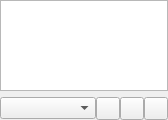
Above: online/onlineservicespage.ui from CDrummond/cantata before the change. Below: the same form after it.
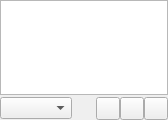
That is the form after the change. Custom widgets are drawn as their Qt base class.

What changed in the file:
```diff
--- a/online/onlineservicespage.ui
+++ b/online/onlineservicespage.ui
@@ -11,6 +11,9 @@
    </rect>
   </property>
   <layout class="QVBoxLayout" name="vlayout">
+   <property name="spacing">
+    <number>2</number>
+   </property>
    <property name="leftMargin">
     <number>0</number>
    </property>
@@ -44,14 +47,10 @@
       <number>0</number>
      </property>
      <item>
-      <widget class="GenreCombo" name="genreCombo">
-       <property name="sizePolicy">
-        <sizepolicy hsizetype="MinimumExpanding" vsizetype="Fixed">
-         <horstretch>0</horstretch>
-         <verstretch>0</verstretch>
-        </sizepolicy>
-       </property>
-      </widget>
+      <widget class="GenreCombo" name="genreCombo"/>
+     </item>
+     <item>
+      <widget class="SizeWidget" name="sizeWidget"/>
      </item>
      <item>
       <widget class="MenuButton" name="menuButton"/>
@@ -87,6 +86,11 @@
    <extends>QToolButton</extends>
    <header>menubutton.h</header>
   </customwidget>
+  <customwidget>
+   <class>SizeWidget</class>
+   <extends>QWidget</extends>
+   <header>sizewidget.h</header>
+  </customwidget>
  </customwidgets>
  <resources/>
  <connections/>
```
